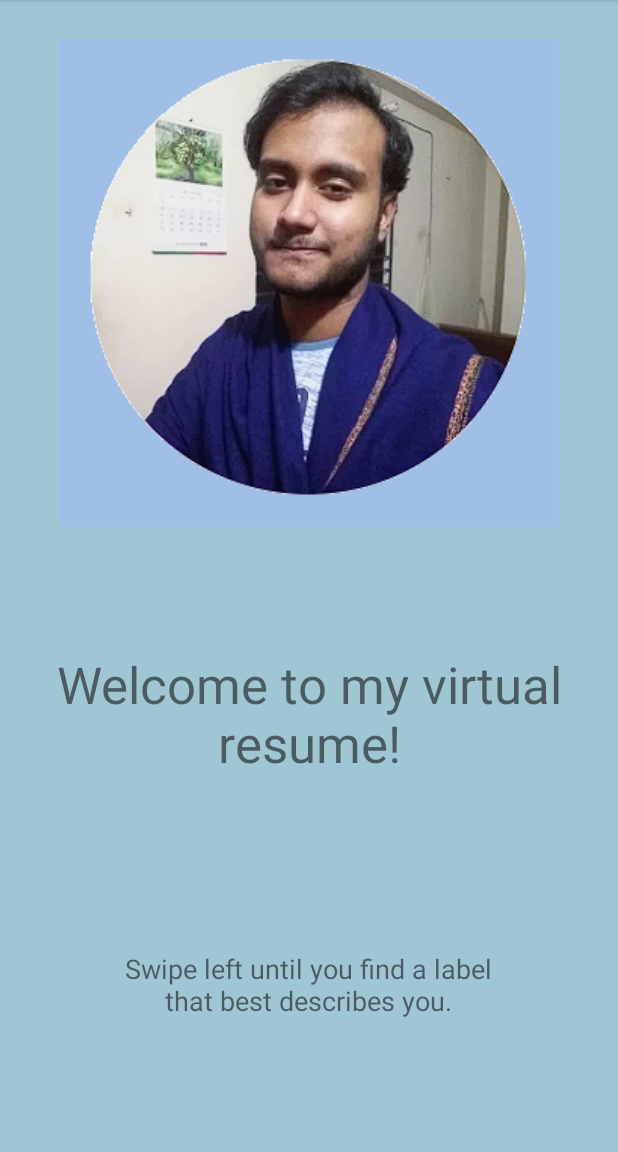
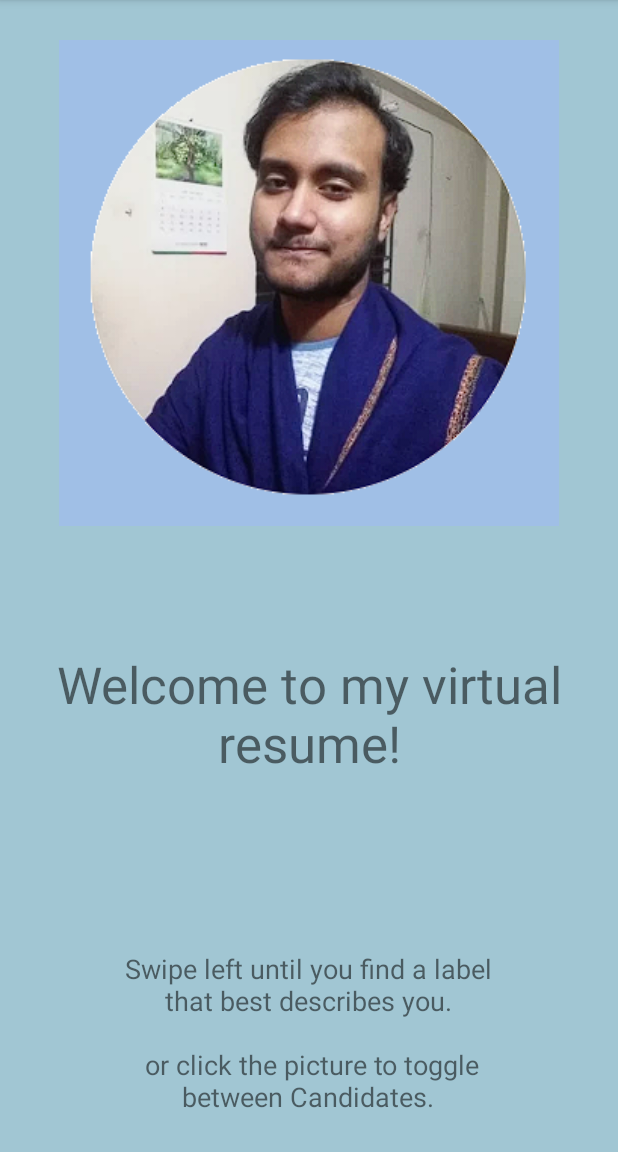
Before and after one commit to Redstrider97/Portrait, an Android app: the screen it shows after launch (MainActivity), on a phone screen of 412 x 824 dp, the part 84-1236 px from its top. Run offline under Robolectric (Android 15) with nearby library versions, the phone set to English and light mode, and no system bars.

Commit message:
minimum viable product done

```diff
--- a/app/src/main/java/com/example/portrait/MainActivity.java
+++ b/app/src/main/java/com/example/portrait/MainActivity.java
@@ -29,7 +29,7 @@ public class MainActivity extends AppCompatActivity {
         setContentView(R.layout.activity_main);
 
         // By default, program will start showing candidate#(candindex)
-        candindex = 1;
+        candindex = 0;
 
         // Manually populate static database (will be automated later)
         String[] names = {
--- a/app/src/main/java/com/example/portrait/SliderAdapter.java
+++ b/app/src/main/java/com/example/portrait/SliderAdapter.java
@@ -9,6 +9,7 @@ import android.widget.Button;
 import android.widget.CheckBox;
 import android.widget.ImageView;
 import android.widget.LinearLayout;
+import android.widget.QuickContactBadge;
 import android.widget.RelativeLayout;
 import android.widget.TextView;
 import android.widget.Toast;
@@ -57,7 +58,7 @@ public class SliderAdapter extends PagerAdapter {
 //    public static int [][] pictures = MainActivity.pictures;
 
     public String[] slide_descs = {
-            "Swipe left until you find a label that best describes you.",
+            "Swipe left until you find a label that best describes you.\n\n or click the picture to toggle between Candidates.",
             "You are ONLY interested in his:",
             "You want to learn more about his:",
             "You are curious about:"
@@ -257,6 +258,22 @@ public class SliderAdapter extends PagerAdapter {
             checkbox4.setVisibility(View.GONE);
 
             apply_filters.setVisibility(View.GONE);
+
+            slideImageView.setOnClickListener(new View.OnClickListener() {
+                @Override
+                public void onClick(View view) {
+                    //only handle two candidates for now
+
+                    if(MainActivity.candindex==0) {
+                        slideImageView.setImageResource(R.drawable.julius_professional);
+                        MainActivity.candindex++;
+                    } else{
+                        slideImageView.setImageResource(R.drawable.shohan_professional);
+                        MainActivity.candindex--;
+                    }
+
+                }
+            });
         }
 
         slideImageView.setImageResource(slide_images[position]);
@@ -318,6 +335,7 @@ public class SliderAdapter extends PagerAdapter {
             }
         });
 
+
         container.addView(view);
 
         return view;
```
Also changed, not shown: 1 other file.
